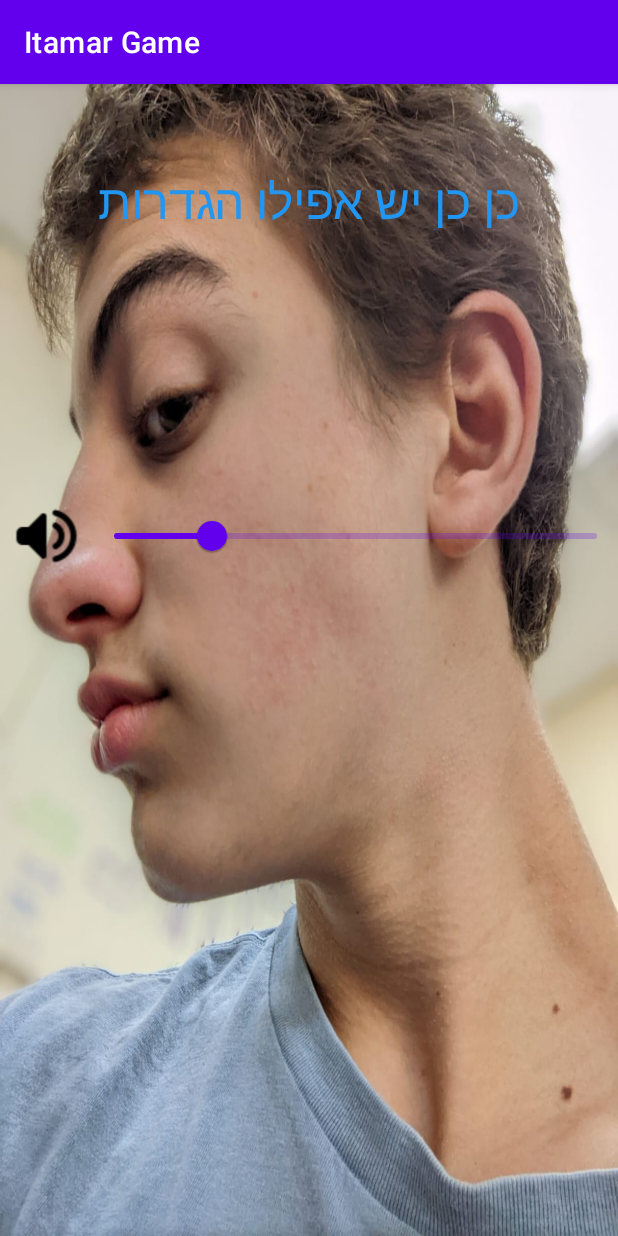
After one commit to onions127/Itamar-Game, an Android app: the Settings screen opened directly, with no data from a screen before it, on a phone screen of 412 x 824 dp. The commit adds this screen. Run offline under Robolectric (Android 15) with nearby library versions, the phone set to English and light mode, and no system bars.

Commit message:
added slider and settings meneu

```diff
--- a/app/build.gradle
+++ b/app/build.gradle
@@ -40,4 +40,8 @@ dependencies {
     testImplementation 'junit:junit:4.+'
     androidTestImplementation 'androidx.test.ext:junit:1.1.3'
     androidTestImplementation 'androidx.test.espresso:espresso-core:3.4.0'
+    implementation 'androidx.navigation:navigation-ui:2.5.0'
+    implementation 'androidx.navigation:navigation-fragment:2.5.0'
+    implementation 'com.google.android.material:material:1.6.1'
+    implementation 'com.google.android.material.slider.Slider'
 }
--- a/app/src/main/AndroidManifest.xml
+++ b/app/src/main/AndroidManifest.xml
@@ -9,6 +9,9 @@
         android:roundIcon="@mipmap/ic_launcher_round"
         android:supportsRtl="true"
         android:theme="@style/Theme.ItamarGame">
+        <activity
+            android:name=".Settings"
+            android:exported="false" />
         <activity
             android:name=".Level_nineteen"
             android:exported="false" />
--- /dev/null
+++ b/app/src/main/java/com/example/itamargame/Settings.java
@@ -0,0 +1,49 @@
+package com.example.itamargame;
+
+import androidx.annotation.NonNull;
+import androidx.appcompat.app.AppCompatActivity;
+
+import android.os.Bundle;
+import android.widget.ImageView;
+
+import com.google.android.material.slider.Slider;
+
+public class Settings extends AppCompatActivity implements Slider.OnSliderTouchListener, Slider.OnChangeListener {
+
+    ImageView iv_speaker;
+    Slider sound_slider;
+
+    @Override
+    protected void onCreate(Bundle savedInstanceState) {
+        super.onCreate(savedInstanceState);
+        setContentView(R.layout.activity_settings);
+
+        iv_speaker = findViewById(R.id.iv_speaker);
+        sound_slider = findViewById(R.id.sound_slider);
+
+        sound_slider.addOnSliderTouchListener(this);
+        sound_slider.addOnChangeListener(this);
+
+    }
+
+    @Override
+    public void onStartTrackingTouch(@NonNull Slider slider) {
+
+    }
+
+    @Override
+    public void onStopTrackingTouch(@NonNull Slider slider) {
+
+
+        if(slider.getValue() == 0)
+        {
+            iv_speaker.setImageResource(R.drawable.mute);
+        }
+
+    }
+
+    @Override
+    public void onValueChange(@NonNull Slider slider, float value, boolean fromUser) {
+        CommonMethod.player.setVolume((int) slider.getValue(),(int) slider.getValue());
+    }
+}
--- /dev/null
+++ b/app/src/main/res/layout/activity_settings.xml
@@ -0,0 +1,60 @@
+<?xml version="1.0" encoding="utf-8"?>
+<LinearLayout xmlns:android="http://schemas.android.com/apk/res/android"
+    xmlns:app="http://schemas.android.com/apk/res-auto"
+    xmlns:tools="http://schemas.android.com/tools"
+    android:id="@+id/li_settings"
+    android:layout_width="match_parent"
+    android:layout_height="match_parent"
+    android:background="@drawable/lvlfour"
+    tools:context=".Settings"
+    android:orientation="vertical">
+
+    <LinearLayout
+        android:layout_width="match_parent"
+        android:layout_height="56dp"
+        android:orientation="vertical"></LinearLayout>
+
+    <LinearLayout
+        android:layout_width="match_parent"
+        android:layout_height="221dp"
+        android:orientation="vertical">
+
+        <TextView
+            android:id="@+id/tv_settings"
+            android:layout_width="match_parent"
+            android:layout_height="wrap_content"
+            android:alpha="1"
+            android:gravity="center"
+            android:text="כן כן יש אפילו הגדרות"
+            android:textColor="#2196F3"
+            android:textSize="32sp" />
+    </LinearLayout>
+
+    <LinearLayout
+        android:layout_width="match_parent"
+        android:layout_height="match_parent"
+        android:orientation="horizontal">
+
+        <ImageView
+            android:id="@+id/iv_speaker"
+            android:layout_width="26dp"
+            android:layout_height="wrap_content"
+            android:layout_weight="1"
+            app:srcCompat="@drawable/speaker" />
+
+        <com.google.android.material.slider.Slider
+
+            android:id="@+id/sound_slider"
+            android:layout_width="350dp"
+            android:layout_height="wrap_content"
+            android:contentDescription="@string/app_name"
+            android:value="20.0"
+            android:valueFrom="0.0"
+
+            android:valueTo="100.0"
+            app:haloRadius="28dp"
+            app:tickColorActive="@color/purple_500" />
+    </LinearLayout>
+
+
+</LinearLayout>
```
Also changed, not shown: app/src/main/java/com/example/itamargame/MainActivity.java (+9 -1 lines), app/src/main/res/layout/activity_main.xml (+27 -6 lines), app/src/main/res/drawable/mute.png (added), app/src/main/res/drawable/speaker.png (added).
